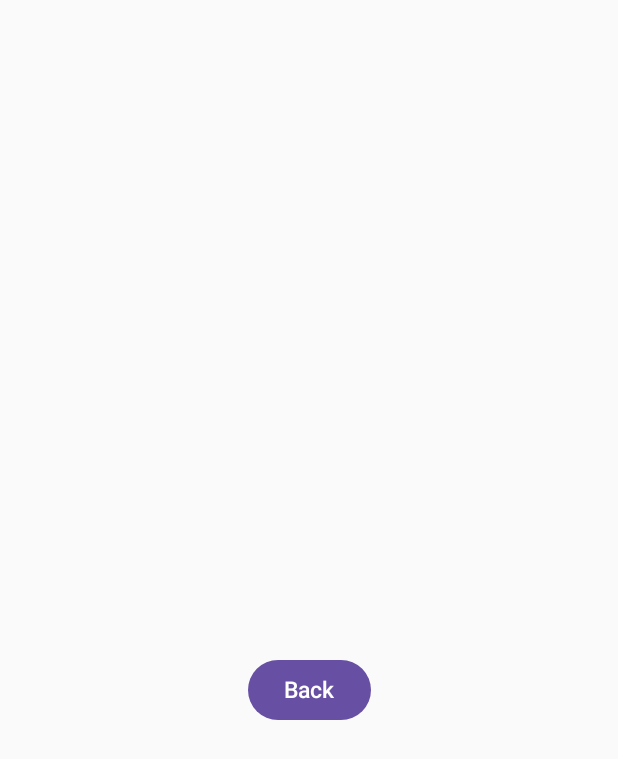
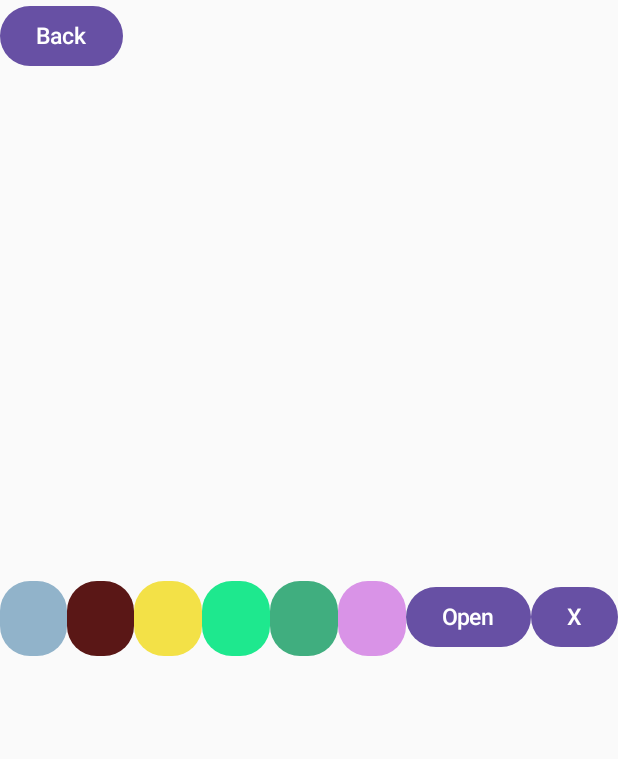
Before and after one commit to ZuzAser80/DailyPalette, an Android app built with Jetpack Compose: the screen it shows after launch (MainActivity), after a tap on "See saved", on a phone screen of 412 x 824 dp. Shown: the top 759 px of the screen. Run offline under Robolectric (Android 15) with nearby library versions, the phone set to English and light mode, and no system bars; our stand-ins replace Room's generated code; 3 other taps on this screen came first.

```diff
--- a/app/src/main/java/com/zuzaser/dailypalette/MainActivity.kt
+++ b/app/src/main/java/com/zuzaser/dailypalette/MainActivity.kt
@@ -9,6 +9,7 @@ import androidx.activity.compose.setContent
 import androidx.activity.enableEdgeToEdge
 import androidx.annotation.RequiresApi
 import androidx.compose.foundation.background
+import androidx.compose.foundation.border
 import androidx.compose.foundation.layout.Arrangement
 import androidx.compose.foundation.layout.Box
 import androidx.compose.foundation.layout.Column
@@ -17,7 +18,9 @@ import androidx.compose.foundation.layout.fillMaxSize
 import androidx.compose.foundation.layout.fillMaxWidth
 import androidx.compose.foundation.layout.height
 import androidx.compose.foundation.layout.width
+import androidx.compose.foundation.lazy.LazyColumn
 import androidx.compose.foundation.rememberScrollState
+import androidx.compose.foundation.shape.CutCornerShape
 import androidx.compose.foundation.shape.RoundedCornerShape
 import androidx.compose.foundation.verticalScroll
 import androidx.compose.material3.Button
@@ -37,20 +40,28 @@ import kotlin.random.Random
 import androidx.compose.runtime.getValue
 import androidx.compose.runtime.key
 import androidx.compose.runtime.setValue
+import androidx.compose.ui.draw.clip
+import androidx.compose.ui.draw.clipToBounds
 import androidx.compose.ui.graphics.Color
+import androidx.compose.ui.graphics.RectangleShape
 import androidx.compose.ui.platform.LocalContext
 import androidx.compose.ui.text.font.Font
 import androidx.compose.ui.text.font.FontStyle
 import androidx.compose.ui.text.font.FontWeight
 import androidx.core.content.ContextCompat
+import androidx.lifecycle.Observer
 import com.zuzaser.dailypalette.repository.PaletteRepository
 import com.zuzaser.dailypalette.room.PaletteDatabase
+import kotlinx.coroutines.CoroutineScope
+import kotlinx.coroutines.Dispatchers
 import java.util.UUID
 import kotlin.random.nextInt
 
 class MainActivity : ComponentActivity() {
     @RequiresApi(Build.VERSION_CODES.O)
     @SuppressLint("UnusedMaterial3ScaffoldPaddingParameter")
+
+
     override fun onCreate(savedInstanceState: Bundle?) {
         super.onCreate(savedInstanceState)
         enableEdgeToEdge()
@@ -58,7 +69,12 @@ class MainActivity : ComponentActivity() {
         val paletteDb = PaletteDatabase.getInstance(application)
         val paletteDao = paletteDb.loginDao()
         val repository: PaletteRepository = PaletteRepository(paletteDao)
-
+        var paletteList : List<PaletteModel> = emptyList()
+        repository.paletteList.observe(this, Observer { palettes ->
+            palettes?.let {
+                // Update the UI with the list of palettes
+                paletteList = palettes;
+            }})
         setContent {
             var currentPalette by remember { mutableStateOf(generateRandomPalette()) }
             var isSavedOpened by remember { mutableStateOf(false) }
@@ -71,20 +87,13 @@ class MainActivity : ComponentActivity() {
                     verticalArrangement = Arrangement.Center,
                     horizontalAlignment = Alignment.CenterHorizontally
                 ) {
-                    Box(Modifier.background(Color.Green).fillMaxWidth())
-                    if (repository.paletteList.value != null) {
-                        for (palette in repository.paletteList.value!!) {
-                            PaletteRow(palette)
-                        }
-                    } else {
-                        PaletteRow(currentPalette)
+                    PaletteRow(currentPalette, repository)
                 }
                 Button(
                     onClick = { isSavedOpened = false },
                     shape = RoundedCornerShape(25.dp),
                 ) {
                     Text("Back", fontSize = 15.sp)
-                    }
                 }
             } else {
                 Scaffold {
@@ -139,8 +148,9 @@ class MainActivity : ComponentActivity() {
                                 Text("Save", fontSize = 12.sp)
                             }
                             //Open saved palettes
+
                             Button(
-                                onClick = { isSavedOpened = true; },
+                                onClick = { println("NIGGA: " + paletteList.count()); isSavedOpened = true; },
                                 shape = RoundedCornerShape(25.dp),
                             ) {
                                 Text("See saved", fontSize = 8.sp)
@@ -154,16 +164,19 @@ class MainActivity : ComponentActivity() {
 }
 
 @Composable
-fun PaletteRow(paletteModel: PaletteModel) {
-    Row(modifier = Modifier.fillMaxWidth()) {
-        Box(
-            modifier = Modifier
-                .background(
-                    Color.Green
-                ).fillMaxWidth()
-        )
+fun PaletteRow(paletteModel: PaletteModel, repository: PaletteRepository) {
+
+    Row{
+        for (color in paletteModel.getColors()) {
+            Box(modifier = Modifier.background(Color(android.graphics.Color.parseColor(color)),
+                shape = RoundedCornerShape(20.dp)).height(50.dp)
+                .weight(1f))
+        }
         Button(onClick = {}, shape = RoundedCornerShape(25.dp)) {
             Text("Open", fontSize = 15.sp)
+        }
+        Button(onClick = { repository.removePaletteById(paletteModel) }, shape = RoundedCornerShape(25.dp)) {
+            Text("X", fontSize = 15.sp)
         }
     }
 }
--- a/app/src/main/java/com/zuzaser/dailypalette/repository/PaletteRepository.kt
+++ b/app/src/main/java/com/zuzaser/dailypalette/repository/PaletteRepository.kt
@@ -12,10 +12,13 @@ class PaletteRepository (private val dao : PaletteDao) {
 
     fun addPalette(paletteModel : PaletteModel) {
         coroutineScope.launch(Dispatchers.IO) {
-            println("ADDED PALETTE: " + paletteModel.id + " : " + paletteModel.name + " : " + paletteList.value)
             dao.add(paletteModel)
         }
     }
 
+    fun removePaletteById(paletteModel: PaletteModel) {
+        dao.removePalette(paletteModel.id)
+    }
+
     val paletteList: LiveData<List<PaletteModel>> = dao.getAllPalettes()
 }
--- a/app/src/main/java/com/zuzaser/dailypalette/room/PaletteDao.kt
+++ b/app/src/main/java/com/zuzaser/dailypalette/room/PaletteDao.kt
@@ -15,4 +15,10 @@ interface PaletteDao {
 
     @Query("SELECT * FROM palettes")
     fun getAllPalettes(): LiveData<List<PaletteModel>>
+
+    @Query("DELETE FROM palettes")
+    fun nukeTable()
+
+    @Query("DELETE FROM palettes WHERE id = :id")
+    fun removePalette(id : Int);
 }
```
Lines whose indentation alone changed are shown as unchanged.
